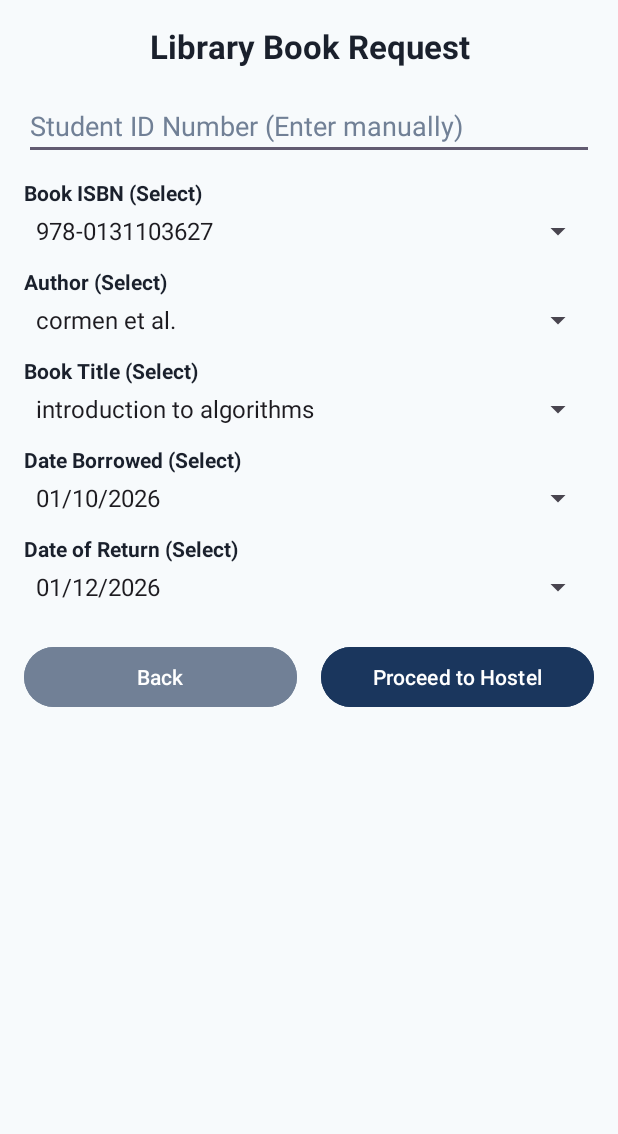
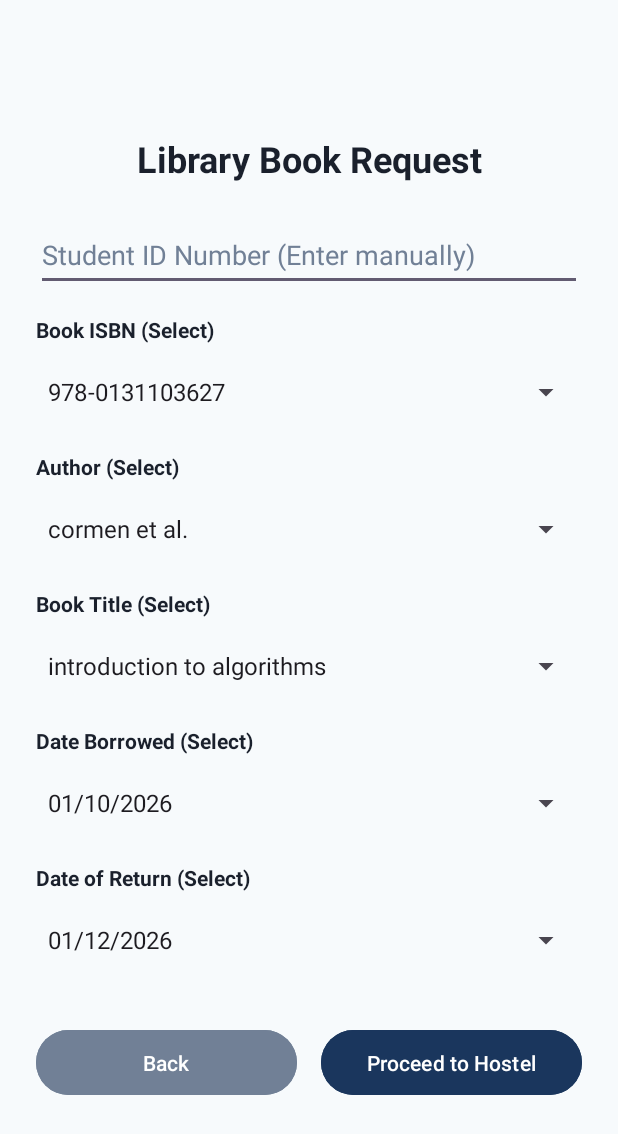
Before and after one commit to Stephanie-Karanja/UniversityRegistrationApp, an Android app: the LibraryActivity screen opened directly, with no data from a screen before it, on a phone screen of 412 x 824 dp. Shown: the top 1134 px of the screen. Run offline under Robolectric (Android 15) with nearby library versions, the phone set to English and light mode, and no system bars; our stand-ins replace Firebase (no records; nobody signed in at launch, a user with empty details on screens opened directly).

Commit message:
center align and proportion layout contents vertically across screens

```diff
--- a/app/src/main/res/layout/activity_library.xml
+++ b/app/src/main/res/layout/activity_library.xml
@@ -9,19 +9,20 @@
 
     <LinearLayout
         android:layout_width="match_parent"
-        android:layout_height="wrap_content"
+        android:layout_height="match_parent"
         android:orientation="vertical"
-        android:padding="16dp">
+        android:padding="24dp"
+        android:gravity="center_vertical">
 
         <TextView
             android:layout_width="match_parent"
             android:layout_height="wrap_content"
             android:text="Library Book Request"
             android:textColor="@color/text_dark"
-            android:textSize="22sp"
+            android:textSize="24sp"
             android:textStyle="bold"
             android:gravity="center"
-            android:layout_marginBottom="16dp" />
+            android:layout_marginBottom="24dp" />
 
         <EditText
             android:id="@+id/etStudentId"
@@ -32,7 +33,8 @@
             android:autofillHints="personId"
             android:textColor="@color/text_dark"
             android:textColorHint="@color/text_muted"
-            android:layout_marginBottom="12dp" />
+            android:minHeight="48dp"
+            android:layout_marginBottom="16dp" />
 
         <TextView
             android:layout_width="wrap_content"
@@ -40,13 +42,14 @@
             android:text="Book ISBN (Select)"
             android:textColor="@color/text_dark"
             android:textStyle="bold"
-            android:layout_marginBottom="4dp" />
+            android:layout_marginBottom="8dp" />
 
         <Spinner
             android:id="@+id/spinnerIsbn"
             android:layout_width="match_parent"
             android:layout_height="wrap_content"
-            android:layout_marginBottom="12dp" />
+            android:minHeight="48dp"
+            android:layout_marginBottom="16dp" />
 
         <TextView
             android:layout_width="wrap_content"
@@ -54,13 +57,14 @@
             android:text="Author (Select)"
             android:textColor="@color/text_dark"
             android:textStyle="bold"
-            android:layout_marginBottom="4dp" />
+            android:layout_marginBottom="8dp" />
 
         <Spinner
             android:id="@+id/spinnerAuthor"
             android:layout_width="match_parent"
             android:layout_height="wrap_content"
-            android:layout_marginBottom="12dp" />
+            android:minHeight="48dp"
+            android:layout_marginBottom="16dp" />
 
         <TextView
             android:layout_width="wrap_content"
@@ -68,13 +72,14 @@
             android:text="Book Title (Select)"
             android:textColor="@color/text_dark"
             android:textStyle="bold"
-            android:layout_marginBottom="4dp" />
+            android:layout_marginBottom="8dp" />
 
         <Spinner
             android:id="@+id/spinnerTitle"
             android:layout_width="match_parent"
             android:layout_height="wrap_content"
-            android:layout_marginBottom="12dp" />
+            android:minHeight="48dp"
+            android:layout_marginBottom="16dp" />
 
         <TextView
             android:layout_width="wrap_content"
@@ -82,13 +87,14 @@
             android:text="Date Borrowed (Select)"
             android:textColor="@color/text_dark"
             android:textStyle="bold"
-            android:layout_marginBottom="4dp" />
+            android:layout_marginBottom="8dp" />
 
         <Spinner
             android:id="@+id/spinnerDateBorrowed"
             android:layout_width="match_parent"
             android:layout_height="wrap_content"
-            android:layout_marginBottom="12dp" />
+            android:minHeight="48dp"
+            android:layout_marginBottom="16dp" />
 
         <TextView
             android:layout_width="wrap_content"
@@ -96,13 +102,14 @@
             android:text="Date of Return (Select)"
             android:textColor="@color/text_dark"
             android:textStyle="bold"
-            android:layout_marginBottom="4dp" />
+            android:layout_marginBottom="8dp" />
 
         <Spinner
             android:id="@+id/spinnerDateReturn"
             android:layout_width="match_parent"
             android:layout_height="wrap_content"
-            android:layout_marginBottom="24dp" />
+            android:minHeight="48dp"
+            android:layout_marginBottom="32dp" />
 
         <LinearLayout
             android:layout_width="match_parent"
@@ -118,6 +125,7 @@
                 android:text="Back"
                 android:backgroundTint="@color/text_muted"
                 android:textColor="@color/card_white"
+                android:padding="12dp"
                 android:layout_marginEnd="8dp" />
 
             <Button
@@ -128,6 +136,7 @@
                 android:text="Proceed to Hostel"
                 android:backgroundTint="@color/primary_blue"
                 android:textColor="@color/card_white"
+                android:padding="12dp"
                 android:layout_marginStart="8dp" />
         </LinearLayout>
 
```
Also changed, not shown: app/src/main/res/layout/activity_hostel.xml (+17 -10 lines), app/src/main/res/layout/activity_registration.xml (+22 -14 lines).
